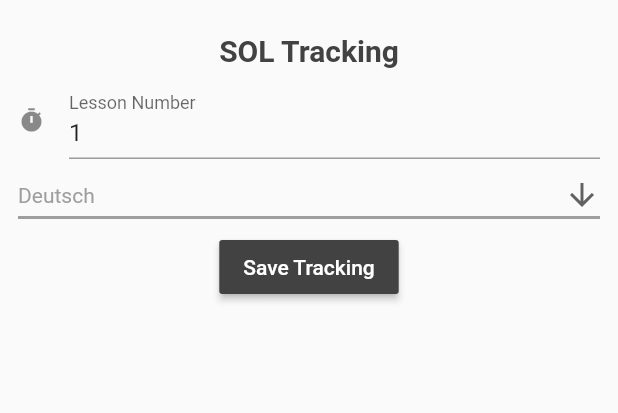
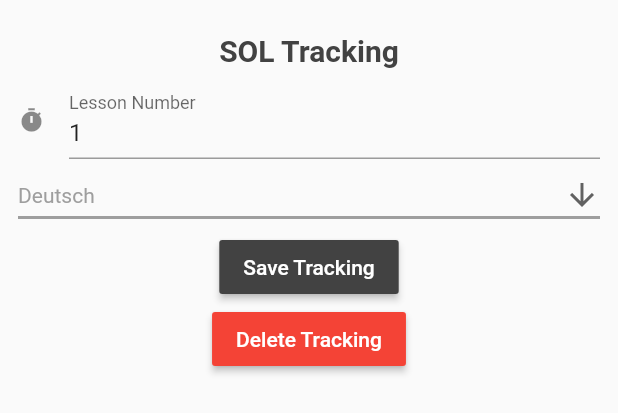
Before and after one commit to chauvu183/flexed-mobile, a Flutter app: the SOLTrackingForm widget shown alone on an empty page, opened directly with sample values from the repository, on a phone screen of 412 x 824 dp. Shown: the top 413 px of the screen. Run offline on Flutter 3.47's test engine with Material 2 defaults, Android fonts, the phone set to English and light mode, and no system bars.

Commit message:
update new Design

```diff
--- a/lib/pages/dailyTracking/SOLTrackingRouter/studentSOLTrackingPage.dart
+++ b/lib/pages/dailyTracking/SOLTrackingRouter/studentSOLTrackingPage.dart
@@ -46,13 +46,12 @@ class _StudentSOLPageState extends State<StudentSOLPage> {
 
         ///on form user deleted
   _onDelete(SOLTrack _solTracking) {
- /*    setState(() {
        var find = solEntries.firstWhere(
         (it) => it == _solTracking,
         orElse: () => null,
       );
      // if (find != null) _repo.delete(solEntries.indexOf(find)).then((_) => _refreshTrackings());
-    }); */
+
   }
 
 
--- a/lib/pages/dailyTracking/widget/moduleSelection.dart
+++ b/lib/pages/dailyTracking/widget/moduleSelection.dart
@@ -72,6 +72,14 @@ class _SOLTrackingFormState extends State<SOLTrackingForm> {
 
   }
 
+  _delteTracking(SOLTrack _solTracking){
+     var find = entries.firstWhere(
+        (it) => it == _solTracking,
+        orElse: () => null,
+      );
+ //     if (find != null) _repo.delete(entries.indexOf(find)).then((_) => _refreshTrackings());
+  }
+
   final form = GlobalKey<FormState>();
 
   @override
@@ -79,7 +87,7 @@ class _SOLTrackingFormState extends State<SOLTrackingForm> {
     _repo = Provider.of<SOLTrackRepository>(context);
 
     // refresh the tracking records on first render
-  //  _refreshTrackings();
+    //_refreshTrackings();
 
     return Padding(
       padding: EdgeInsets.all(12.0),
@@ -154,6 +162,18 @@ class _SOLTrackingFormState extends State<SOLTrackingForm> {
               style: TextStyle(color: Colors.white),
             ),
           ),
+          RaisedButton(
+            color: Colors.red[500],
+            onPressed: ()async {
+              await Future.delayed(Duration(seconds: 1));
+              Navigator.pop(context);
+              //_delteTracking(_tracking);
+              },
+            child: Text(
+              'Delete Tracking',
+              style: TextStyle(color: Colors.white),
+            ),
+          ),
           ]
         ),
       )
```
Also changed, not shown: images/background-01.png (added), images/boyForPageStudent-01.png (added), images/colorHexa-01.jpg (added), images/flexEd-Analyse-01.jpg (added), images/flexEd-Bewertung-01.jpg (added), images/flexEd-Homepage+ZielErfassen-01.jpg (added), images/flexEd-MockUp4-01.jpg (added), images/girlForPageAnalyse-01.png (added), images/girlForPageClasses.png (added), images/home1-01.png (added), images/homepageWithName.png (added), images/homepagewithAll-01.png (added).
